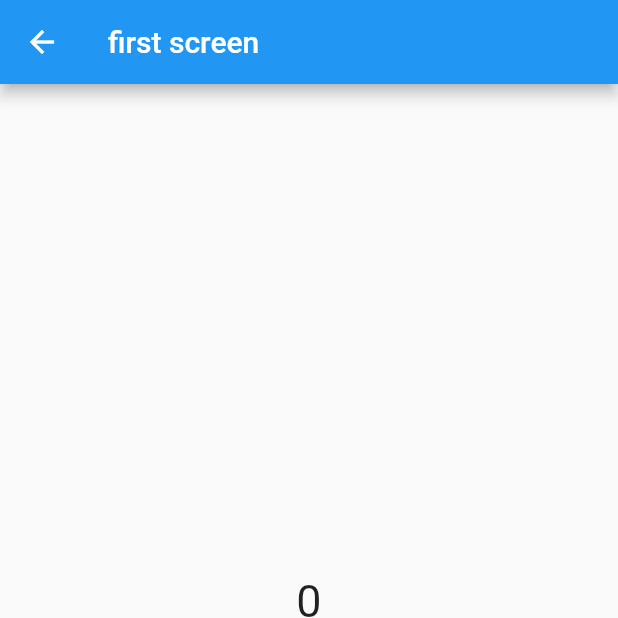
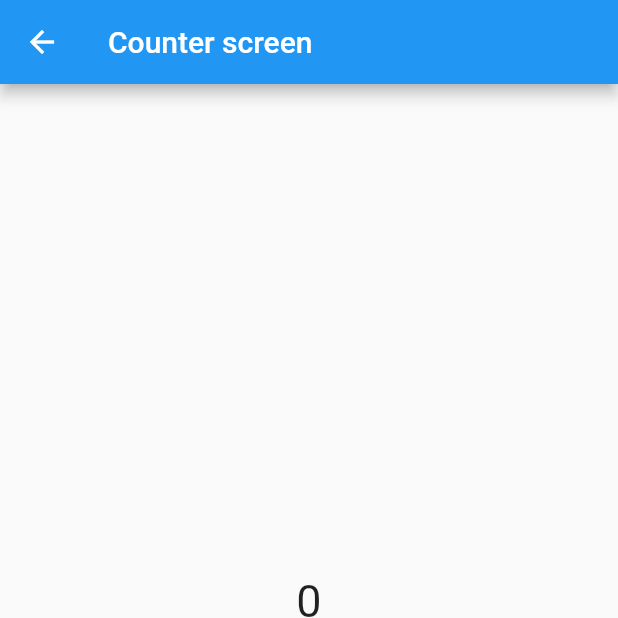
Before and after one commit to nashvak/getx_tutorial, a Flutter app: the StateOne screen opened directly, on a phone screen of 412 x 824 dp, the top half of it. Run offline on Flutter 3.47's test engine with Material 2 defaults, Android fonts, the phone set to English and light mode, and no system bars; our stand-ins replace get.

Commit message:
state management using getx() is created

```diff
--- a/lib/state_management/screens/state1.dart
+++ b/lib/state_management/screens/state1.dart
@@ -4,27 +4,73 @@ import 'package:getx_sample/state_management/screens/second2.dart';
 
 import '../controller/counter_controller.dart';
 
+// class StateOne extends StatelessWidget {
+//   StateOne({super.key});
+//   final CounterController controller = Get.put(CounterController());
+//   @override
+//   Widget build(BuildContext context) {
+//     return Scaffold(
+//       appBar: AppBar(
+//         title: Text('first screen'),
+//       ),
+//       body: Column(
+//         mainAxisAlignment: MainAxisAlignment.center,
+//         crossAxisAlignment: CrossAxisAlignment.center,
+//         children: [
+//           Obx(
+//             () => Center(
+//               child: Text(
+//                 controller.counter.toString(),
+//                 style: TextStyle(fontSize: 30),
+//               ),
+//             ),
+//           ),
+//           SizedBox(
+//             height: 30,
+//           ),
+//           TextButton(
+//               onPressed: () {
+//                 Get.to(
+//                   StateSecond(),
+//                 );
+//               },
+//               child: Text('next')),
+//         ],
+//       ),
+//       floatingActionButton: FloatingActionButton(onPressed: () {
+//         controller.incrementCounter();
+//       }),
+//     );
+//   }
+// }
+
+//
+
+//      U S I N G   G E T X
+
 class StateOne extends StatelessWidget {
   StateOne({super.key});
-  final CounterController controller = Get.put(CounterController());
+
   @override
   Widget build(BuildContext context) {
     return Scaffold(
       appBar: AppBar(
-        title: Text('first screen'),
+        title: Text('Counter screen'),
       ),
       body: Column(
         mainAxisAlignment: MainAxisAlignment.center,
         crossAxisAlignment: CrossAxisAlignment.center,
         children: [
-          Obx(
-            () => Center(
-              child: Text(
-                controller.counter.toString(),
-                style: TextStyle(fontSize: 30),
-              ),
-            ),
-          ),
+          GetX<CounterController>(
+              init: CounterController(),
+              builder: (controller) {
+                return Center(
+                  child: Text(
+                    controller.counter.toString(),
+                    style: TextStyle(fontSize: 30),
+                  ),
+                );
+              }),
           SizedBox(
             height: 30,
           ),
@@ -38,8 +84,12 @@ class StateOne extends StatelessWidget {
         ],
       ),
       floatingActionButton: FloatingActionButton(onPressed: () {
-        controller.incrementCounter();
+        Get.find<CounterController>().incrementCounter();
       }),
     );
   }
 }
+
+
+
+//   U S I N G   G E T B U I L D E R
```
